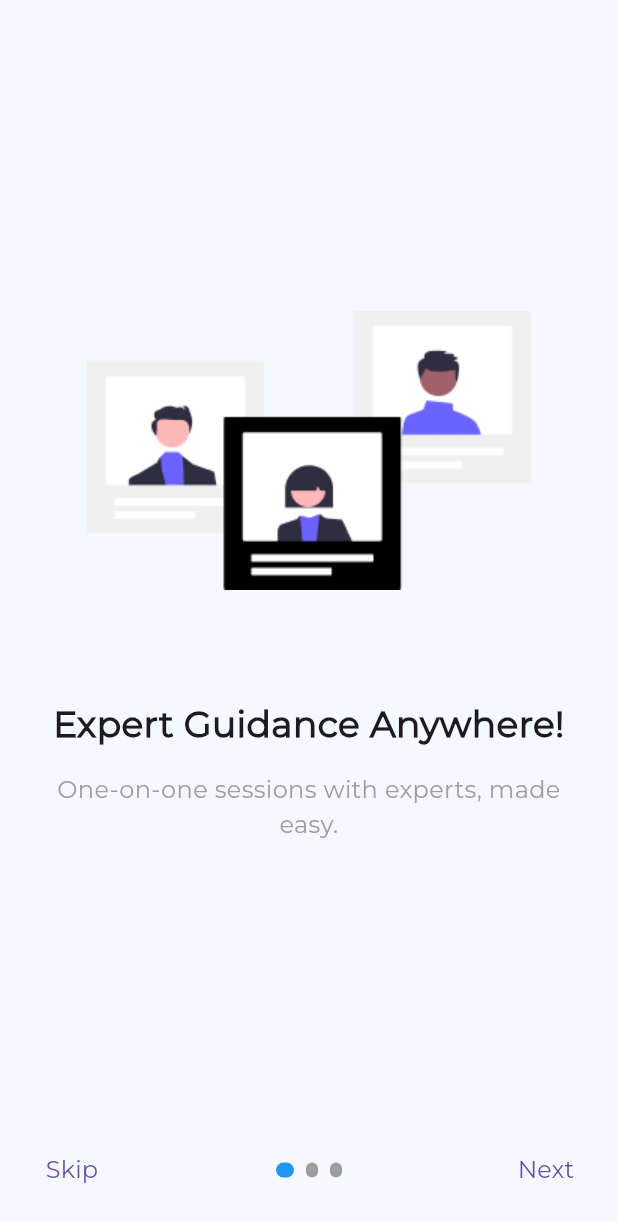
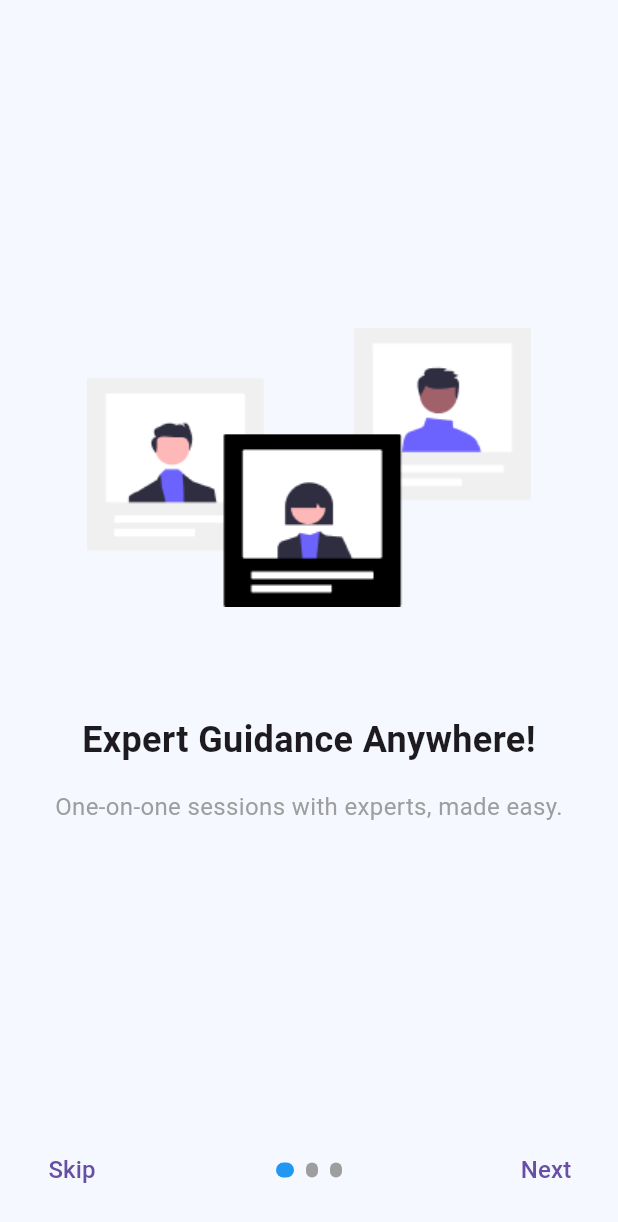
Before and after one commit to sandeshs0/tutorMe, a Flutter app: the screen it shows after launch, on a phone screen of 412 x 824 dp. Shown: the top 1222 px of the screen. Run offline on Flutter 3.47's test engine with Material 3 defaults, Android fonts, the phone set to English and light mode, and no system bars; our stand-ins replace bloc, dartz, equatable, flutter_bloc, get_it, hive_flutter; accounts and stored records are empty; statements that could not run were skipped.

```diff
--- a/lib/app/app.dart
+++ b/lib/app/app.dart
@@ -1,5 +1,9 @@
 import 'package:flutter/material.dart';
-import 'package:tutorme/core/app_theme/app_theme.dart';
+import 'package:flutter_bloc/flutter_bloc.dart';
+import 'package:tutorme/app/di/di.dart';
+import 'package:tutorme/features/auth/presentation/view_model/login/login_bloc.dart';
+import 'package:tutorme/features/auth/presentation/view_model/register/register_bloc.dart';
+import 'package:tutorme/features/home/presentation/view_model/home_cubit.dart';
 import 'package:tutorme/view/splash_view.dart';
 
 void main() {
@@ -11,10 +15,31 @@ class MyApp extends StatelessWidget {
 
   @override
   Widget build(BuildContext context) {
-    return MaterialApp(
-      debugShowCheckedModeBanner: false,
-      home: const SplashScreen(),
-      theme: getApplicationTheme(),
-    );
+    // return MaterialApp(
+    //   debugShowCheckedModeBanner: false,
+    //   home: const SplashScreen(),
+    //   theme: getApplicationTheme(),
+    // );
+
+    return MultiBlocProvider(
+        providers: [
+          BlocProvider<LoginBloc>(
+            create: (_) => getIt<LoginBloc>(),
+          ),
+          BlocProvider<RegisterBloc>(
+            create: (_) => getIt<RegisterBloc>(),
+          ),
+          BlocProvider<HomeCubit>(
+            create: (_) => getIt<HomeCubit>(),
+          ),
+        ],
+        child: MaterialApp(
+          title: 'TutorMe',
+          theme: ThemeData(
+            primaryColor: Colors.blue,
+          ),
+          home: const SplashScreen(),
+          debugShowCheckedModeBanner: false,
+        ));
   }
 }
```
